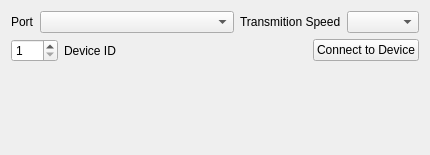
Above: AirCoolControll/AirCoolControll/UART_ConnectionWindow.ui from ComEngineering/AirCoolControl_Desktop before the change. Below: the same form after it.
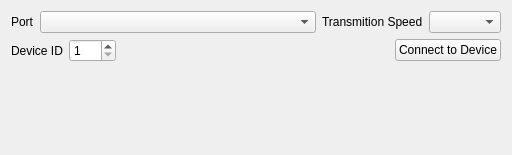
That is the form after the change.

The edit to the form file:
```diff
--- a/AirCoolControll/AirCoolControll/UART_ConnectionWindow.ui
+++ b/AirCoolControll/AirCoolControll/UART_ConnectionWindow.ui
@@ -6,7 +6,7 @@
    <rect>
     <x>0</x>
     <y>0</y>
-    <width>430</width>
+    <width>512</width>
     <height>155</height>
    </rect>
   </property>
@@ -37,7 +37,20 @@
           </widget>
          </item>
          <item>
-          <widget class="QComboBox" name="comboBoxCOM"/>
+          <widget class="QComboBox" name="comboBoxCOM">
+           <property name="sizePolicy">
+            <sizepolicy hsizetype="Expanding" vsizetype="Fixed">
+             <horstretch>0</horstretch>
+             <verstretch>0</verstretch>
+            </sizepolicy>
+           </property>
+           <property name="minimumSize">
+            <size>
+             <width>200</width>
+             <height>0</height>
+            </size>
+           </property>
+          </widget>
          </item>
         </layout>
        </item>
@@ -70,6 +83,16 @@
       <layout class="QHBoxLayout" name="horizontalLayout_5">
        <item>
         <layout class="QHBoxLayout" name="horizontalLayout_3">
+         <item>
+          <widget class="QLabel" name="label_3">
+           <property name="text">
+            <string>Device ID</string>
+           </property>
+           <property name="buddy">
+            <cstring>spinBoxID</cstring>
+           </property>
+          </widget>
+         </item>
          <item>
           <widget class="QSpinBox" name="spinBoxID">
            <property name="minimum">
@@ -80,16 +103,6 @@
            </property>
           </widget>
          </item>
-         <item>
-          <widget class="QLabel" name="label_3">
-           <property name="text">
-            <string>Device ID</string>
-           </property>
-           <property name="buddy">
-            <cstring>spinBoxID</cstring>
-           </property>
-          </widget>
-         </item>
         </layout>
        </item>
        <item>
@@ -129,14 +142,6 @@
   </layout>
  </widget>
  <layoutdefault spacing="6" margin="11"/>
- <customwidgets>
-  <customwidget>
-   <class>QMdiSubWindow</class>
-   <extends>QWidget</extends>
-   <header>qmdisubwindow.h</header>
-   <container>1</container>
-  </customwidget>
- </customwidgets>
  <resources/>
  <connections/>
 </ui>
```
